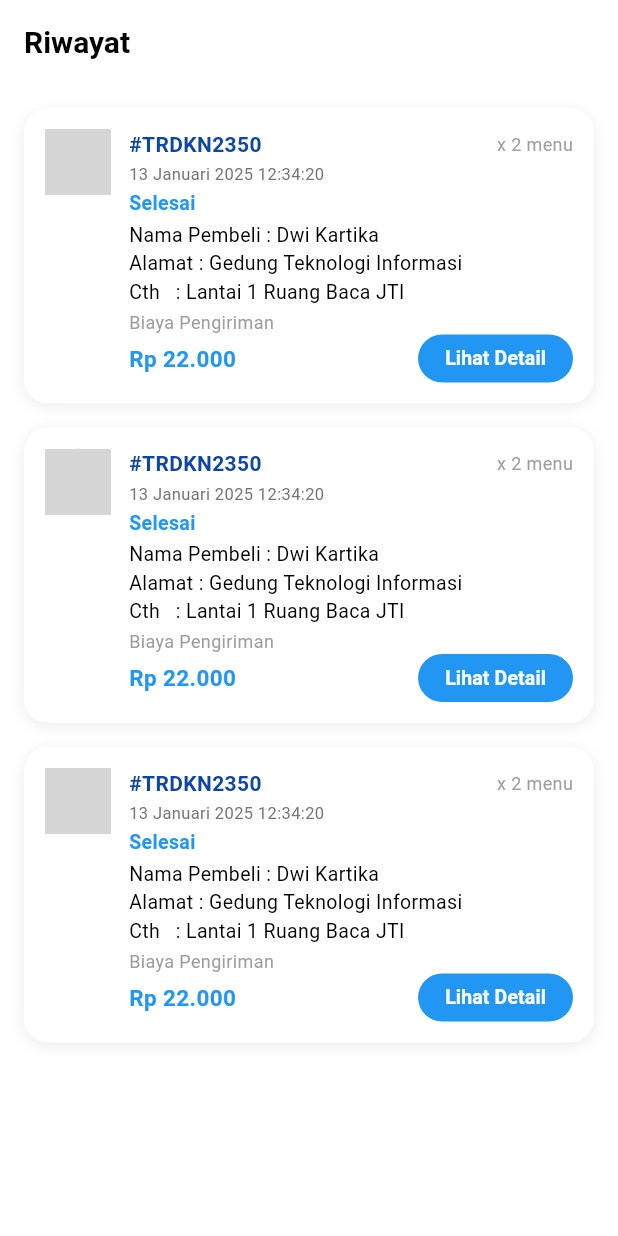
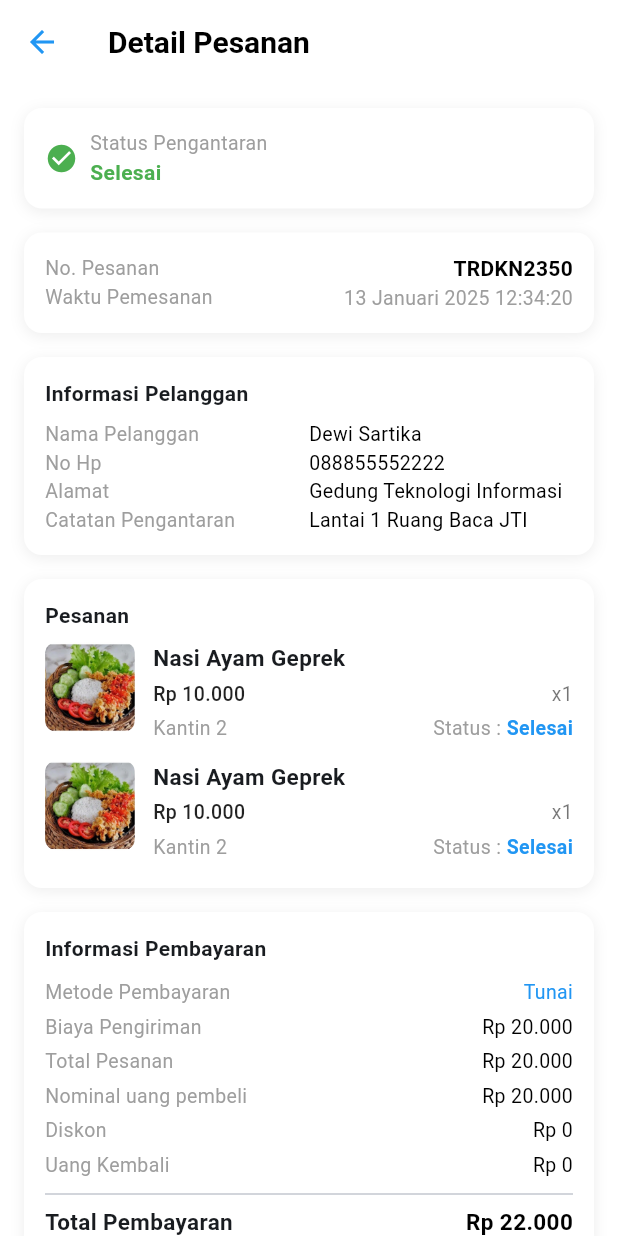
Before and after one commit to Vckynando12/adminkurirFrontend, a Flutter app: the CourierHistoryScreen screen opened directly, after a tap on "Lihat Detail", on a phone screen of 412 x 824 dp. Run offline on Flutter 3.47's test engine with Material 3 defaults, Android fonts, the phone set to English and light mode, and no system bars; accounts and stored records are empty; grey boxes are pictures that could not be loaded.

Commit message:
add new page detail order

```diff
--- /dev/null
+++ b/lib/screens/courier/courier_history_detail_screen.dart
@@ -0,0 +1,266 @@
+import 'package:flutter/material.dart';
+
+class CourierHistoryDetailScreen extends StatelessWidget {
+  const CourierHistoryDetailScreen({super.key});
+
+  @override
+  Widget build(BuildContext context) {
+    return Scaffold(
+      backgroundColor: Colors.white,
+      appBar: AppBar(
+        backgroundColor: Colors.white,
+        elevation: 0,
+        leading: IconButton(
+          icon: const Icon(Icons.arrow_back, color: Colors.blue),
+          onPressed: () => Navigator.of(context).pop(),
+        ),
+        title: const Text('Detail Pesanan', style: TextStyle(color: Colors.black, fontWeight: FontWeight.bold, fontSize: 20)),
+        centerTitle: false,
+      ),
+      body: ListView(
+        padding: const EdgeInsets.all(16),
+        children: [
+          // Status Pengantaran
+          Container(
+            margin: const EdgeInsets.only(bottom: 16),
+            padding: const EdgeInsets.all(14),
+            decoration: BoxDecoration(
+              color: Colors.white,
+              borderRadius: BorderRadius.circular(12),
+              boxShadow: [
+                BoxShadow(
+                  color: Colors.black.withOpacity(0.07),
+                  blurRadius: 8,
+                  offset: const Offset(0, 2),
+                ),
+              ],
+            ),
+            child: Row(
+              children: [
+                const Icon(Icons.check_circle, color: Colors.green, size: 22),
+                const SizedBox(width: 8),
+                Column(
+                  crossAxisAlignment: CrossAxisAlignment.start,
+                  children: const [
+                    Text('Status Pengantaran', style: TextStyle(fontSize: 13, color: Colors.grey)),
+                    Text('Selesai', style: TextStyle(fontWeight: FontWeight.bold, color: Colors.green)),
+                  ],
+                ),
+              ],
+            ),
+          ),
+          // Info Pesanan
+          Container(
+            margin: const EdgeInsets.only(bottom: 16),
+            padding: const EdgeInsets.all(14),
+            decoration: BoxDecoration(
+              color: Colors.white,
+              borderRadius: BorderRadius.circular(12),
+              boxShadow: [
+                BoxShadow(
+                  color: Colors.black.withOpacity(0.07),
+                  blurRadius: 8,
+                  offset: const Offset(0, 2),
+                ),
+              ],
+            ),
+            child: Row(
+              mainAxisAlignment: MainAxisAlignment.spaceBetween,
+              children: const [
+                Expanded(
+                  child: Column(
+                    crossAxisAlignment: CrossAxisAlignment.start,
+                    children: [
+                      Text('No. Pesanan', style: TextStyle(fontSize: 13, color: Colors.grey)),
+                      Text('Waktu Pemesanan', style: TextStyle(fontSize: 13, color: Colors.grey)),
+                    ],
+                  ),
+                ),
+                SizedBox(width: 12),
+                Column(
+                  crossAxisAlignment: CrossAxisAlignment.end,
+                  children: [
+                    Text('TRDKN2350', style: TextStyle(fontWeight: FontWeight.bold, color: Colors.black)),
+                    Text('13 Januari 2025 12:34:20', style: TextStyle(fontSize: 13, color: Colors.grey)),
+                  ],
+                ),
+              ],
+            ),
+          ),
+          // Info Pelanggan
+          Container(
+            margin: const EdgeInsets.only(bottom: 16),
+            padding: const EdgeInsets.all(14),
+            decoration: BoxDecoration(
+              color: Colors.white,
+              borderRadius: BorderRadius.circular(12),
+              boxShadow: [
+                BoxShadow(
+                  color: Colors.black.withOpacity(0.07),
+                  blurRadius: 8,
+                  offset: const Offset(0, 2),
+                ),
+              ],
+            ),
+            child: Column(
+              crossAxisAlignment: CrossAxisAlignment.start,
+              children: const [
+                Text('Informasi Pelanggan', style: TextStyle(fontWeight: FontWeight.bold, fontSize: 14)),
+                SizedBox(height: 8),
+                Row(
+                  children: [
+                    Expanded(child: Text('Nama Pelanggan', style: TextStyle(fontSize: 13, color: Colors.grey))),
+                    Expanded(child: Text('Dewi Sartika', style: TextStyle(fontSize: 13, color: Colors.black))),
+                  ],
+                ),
+                Row(
+                  children: [
+                    Expanded(child: Text('No Hp', style: TextStyle(fontSize: 13, color: Colors.grey))),
+                    Expanded(child: Text('088855552222', style: TextStyle(fontSize: 13, color: Colors.black))),
+                  ],
+                ),
+                Row(
+                  children: [
+                    Expanded(child: Text('Alamat', style: TextStyle(fontSize: 13, color: Colors.grey))),
+                    Expanded(child: Text('Gedung Teknologi Informasi', style: TextStyle(fontSize: 13, color: Colors.black))),
+                  ],
+                ),
+                Row(
+                  children: [
+                    Expanded(child: Text('Catatan Pengantaran', style: TextStyle(fontSize: 13, color: Colors.grey))),
+                    Expanded(child: Text('Lantai 1 Ruang Baca JTI', style: TextStyle(fontSize: 13, color: Colors.black))),
+                  ],
+                ),
+              ],
+            ),
+          ),
+          // Daftar Pesanan
+          Container(
+            margin: const EdgeInsets.only(bottom: 16),
+            padding: const EdgeInsets.all(14),
+            decoration: BoxDecoration(
+              color: Colors.white,
+              borderRadius: BorderRadius.circular(12),
+              boxShadow: [
+                BoxShadow(
+                  color: Colors.black.withOpacity(0.07),
+                  blurRadius: 8,
+                  offset: const Offset(0, 2),
+                ),
+              ],
+            ),
+            child: Column(
+              crossAxisAlignment: CrossAxisAlignment.start,
+              children: [
+                const Text('Pesanan', style: TextStyle(fontWeight: FontWeight.bold, fontSize: 14)),
+                const SizedBox(height: 8),
+                _buildOrderItem(),
+                const SizedBox(height: 8),
+                _buildOrderItem(),
+              ],
+            ),
+          ),
+          // Info Pembayaran
+          Container(
+            margin: const EdgeInsets.only(bottom: 16),
+            padding: const EdgeInsets.all(14),
+            decoration: BoxDecoration(
+              color: Colors.white,
+              borderRadius: BorderRadius.circular(12),
+              boxShadow: [
+                BoxShadow(
+                  color: Colors.black.withOpacity(0.07),
+                  blurRadius: 8,
+                  offset: const Offset(0, 2),
+                ),
+              ],
+            ),
+            child: Column(
+              crossAxisAlignment: CrossAxisAlignment.start,
+              children: [
+                const Text('Informasi Pembayaran', style: TextStyle(fontWeight: FontWeight.bold, fontSize: 14)),
+                const SizedBox(height: 8),
+                _buildPaymentRow('Metode Pembayaran', 'Tunai', valueColor: Colors.blue),
+                _buildPaymentRow('Biaya Pengiriman', 'Rp 20.000'),
+                _buildPaymentRow('Total Pesanan', 'Rp 20.000'),
+                _buildPaymentRow('Nominal uang pembeli', 'Rp 20.000'),
+                _buildPaymentRow('Diskon', 'Rp 0'),
+                _buildPaymentRow('Uang Kembali', 'Rp 0'),
+                const Divider(),
+                Row(
+                  mainAxisAlignment: MainAxisAlignment.spaceBetween,
+                  children: const [
+                    Text('Total Pembayaran', style: TextStyle(fontWeight: FontWeight.bold, fontSize: 15)),
+                    Text('Rp 22.000', style: TextStyle(fontWeight: FontWeight.bold, fontSize: 15, color: Color.fromARGB(255, 0, 0, 0))),
+                  ],
+                ),
+              ],
+            ),
+          ),
+        ],
+      ),
+    );
+  }
+
+  Widget _buildOrderItem() {
+    return Container(
+      margin: const EdgeInsets.only(bottom: 4),
+      child: Row(
+        crossAxisAlignment: CrossAxisAlignment.start,
+        children: [
+          ClipRRect(
+            borderRadius: BorderRadius.circular(8),
+            child: Image.asset('assets/images/nasi_ayam.jpg', width: 60, height: 60, fit: BoxFit.cover, errorBuilder: (context, error, stackTrace) => Icon(Icons.person, color: Colors.blue, size: 28)),
+          ),
+          const SizedBox(width: 12),
+          Expanded(
+            child: Column(
+              crossAxisAlignment: CrossAxisAlignment.start,
+              children: [
+                Row(
+                  crossAxisAlignment: CrossAxisAlignment.start,
+                  children: [
+                    Expanded(
+                      child: Text('Nasi Ayam Geprek', style: const TextStyle(fontWeight: FontWeight.bold, fontSize: 15)),
+                    ),
+                  ],
+                ),
+                const SizedBox(height: 4),
+                Row(
+                  children: [
+                    Text('Rp 10.000', style: const TextStyle(color: Colors.black87, fontWeight: FontWeight.w500, fontSize: 13)),
+                    const Spacer(),
+                    Text('x1', style: const TextStyle(fontSize: 13, color: Colors.black54)),
+                  ],
+                ),
+                const SizedBox(height: 4),
+                Row(
+                  children: [
+                    Expanded(
+                      child: Text('Kantin 2', style: const TextStyle(fontSize: 13, color: Colors.grey)),
+                    ),
+                    const Text('Status : ', style: TextStyle(fontSize: 13, color: Colors.grey)),
+                    Text('Selesai', style: const TextStyle(fontSize: 13, color: Colors.blue, fontWeight: FontWeight.bold)),
+                  ],
+                ),
+              ],
+            ),
+          ),
+        ],
+      ),
+    );
+  }
+
+  Widget _buildPaymentRow(String label, String value, {Color? valueColor}) {
+    return Padding(
+      padding: const EdgeInsets.symmetric(vertical: 2),
+      child: Row(
+        mainAxisAlignment: MainAxisAlignment.spaceBetween,
+        children: [
+          Text(label, style: const TextStyle(fontSize: 13, color: Colors.grey)),
+          Text(value, style: TextStyle(fontSize: 13, color: valueColor ?? Colors.black)),
+        ],
+      ),
+    );
+  }
+}
--- a/lib/screens/courier/courier_history_screen.dart
+++ b/lib/screens/courier/courier_history_screen.dart
@@ -1,4 +1,5 @@
 import 'package:flutter/material.dart';
+import 'courier_history_detail_screen.dart';
 
 class CourierHistoryScreen extends StatelessWidget {
   const CourierHistoryScreen({super.key});
@@ -17,12 +18,12 @@ class CourierHistoryScreen extends StatelessWidget {
       body: ListView.builder(
         padding: const EdgeInsets.all(16),
         itemCount: 3,
-        itemBuilder: (context, index) => _buildHistoryCard(),
+        itemBuilder: (context, index) => _buildHistoryCard(context),
       ),
     );
   }
 
-  Widget _buildHistoryCard() {
+  Widget _buildHistoryCard(BuildContext context) {
     return Container(
       margin: const EdgeInsets.only(bottom: 16),
       padding: const EdgeInsets.all(14),
@@ -87,7 +88,12 @@ class CourierHistoryScreen extends StatelessWidget {
                     SizedBox(
                       height: 32,
                       child: ElevatedButton(
-                        onPressed: () {},
+                        onPressed: () {
+                          Navigator.push(
+                            context,
+                            MaterialPageRoute(builder: (context) => const CourierHistoryDetailScreen()),
+                          );
+                        },
                         style: ElevatedButton.styleFrom(
                           backgroundColor: Colors.blue,
                           foregroundColor: Colors.white,
--- a/pubspec.yaml
+++ b/pubspec.yaml
@@ -64,6 +64,8 @@ flutter:
   assets:
     - assets/images/
     - assets/icons/
+    - assets/images/nasi_ayam.jpg
+    - assets/images/courier.png
 
   # An image asset can refer to one or more resolution-specific "variants", see
   # https://flutter.dev/to/resolution-aware-images
```
Also changed, not shown: assets/images/courier.png (added), assets/images/nasi_ayam.jpg (added).
